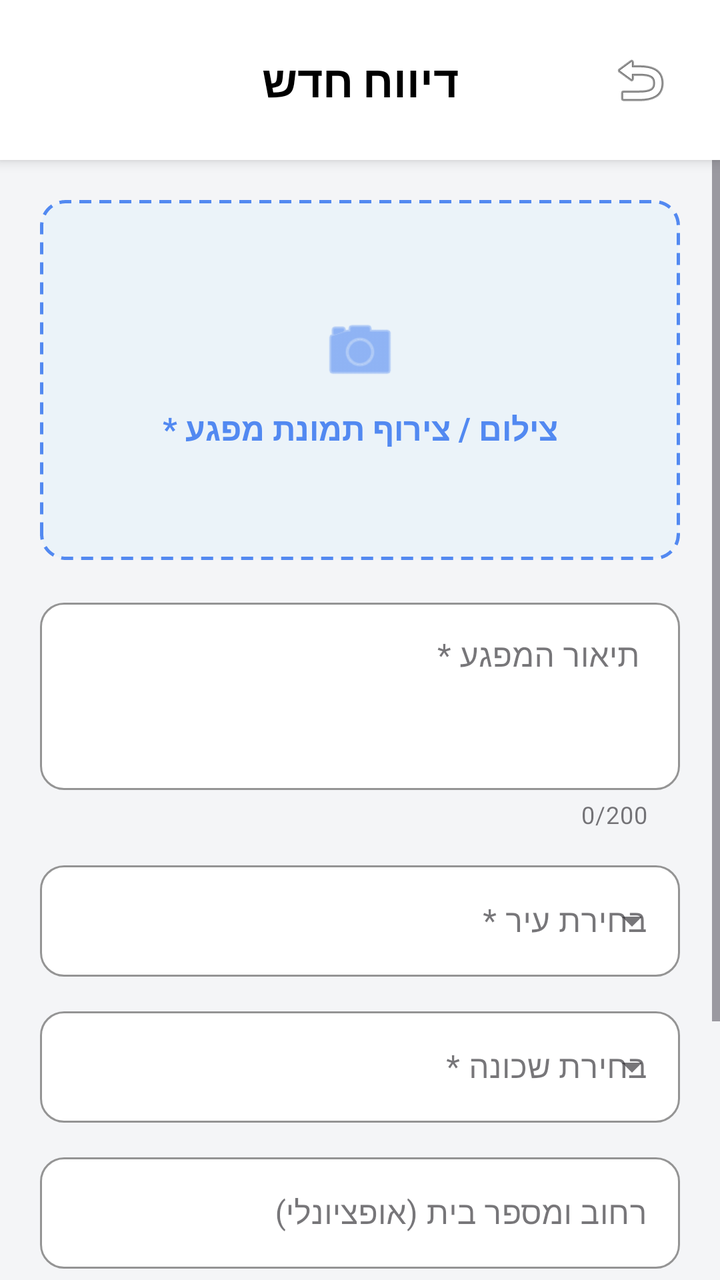
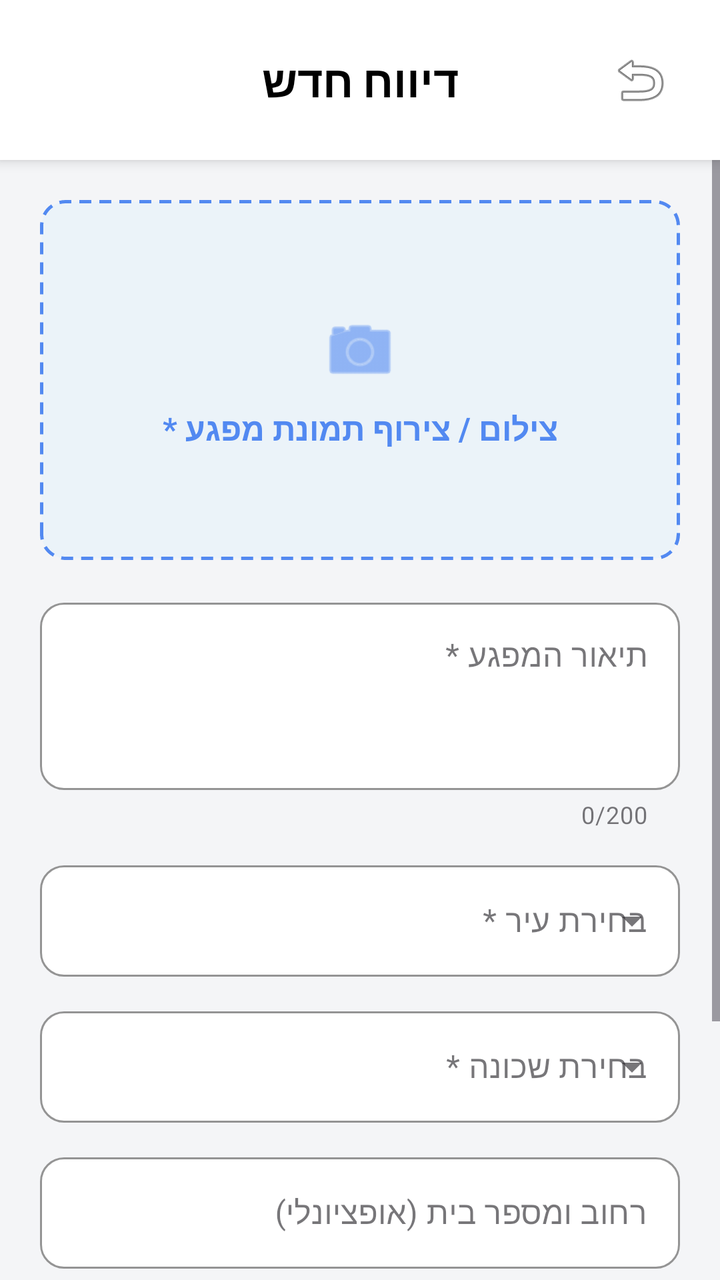

The first picture is an Android layout as it rendered before a commit; the second is the same layout after the commit. The layout source and the unified diff follow.
<!-- AndroidManifest.xml: application theme Theme.FixMyCity -->
<!-- res/layout/activity_add_report.xml -->
<?xml version="1.0" encoding="utf-8"?>
<androidx.constraintlayout.widget.ConstraintLayout
    xmlns:android="http://schemas.android.com/apk/res/android"
    xmlns:app="http://schemas.android.com/apk/res-auto"
    xmlns:tools="http://schemas.android.com/tools"
    android:layout_width="match_parent"
    android:layout_height="match_parent"
    android:fitsSystemWindows="true"
    tools:context=".AddReportActivity">

    <androidx.constraintlayout.widget.ConstraintLayout
        android:id="@+id/clHeader"
        android:layout_width="0dp"
        android:layout_height="wrap_content"
        android:padding="16dp"
        android:background="@color/white"
        android:elevation="4dp"
        app:layout_constraintTop_toTopOf="parent"
        app:layout_constraintStart_toStartOf="parent"
        app:layout_constraintEnd_toEndOf="parent">

        <ImageButton
            android:id="@+id/btnBack"
            android:layout_width="48dp"
            android:layout_height="48dp"
            android:background="?attr/selectableItemBackgroundBorderless"
            android:src="@android:drawable/ic_menu_revert"
            android:contentDescription="חזרה למסך ראשי"
            app:layout_constraintTop_toTopOf="parent"
            app:layout_constraintBottom_toBottomOf="parent"
            app:layout_constraintEnd_toEndOf="parent" />

        <TextView
            android:id="@+id/tvHeaderTitle"
            android:layout_width="wrap_content"
            android:layout_height="wrap_content"
            android:text="דיווח חדש"
            android:textSize="22sp"
            android:textStyle="bold"
            android:textColor="@color/black"
            app:layout_constraintTop_toTopOf="parent"
            app:layout_constraintBottom_toBottomOf="parent"
            app:layout_constraintStart_toStartOf="parent"
            app:layout_constraintEnd_toEndOf="parent" />

    </androidx.constraintlayout.widget.ConstraintLayout>

    <ScrollView
        android:layout_width="0dp"
        android:layout_height="0dp"
        android:fillViewport="true"
        app:layout_constraintTop_toBottomOf="@id/clHeader"
        app:layout_constraintBottom_toBottomOf="parent"
        app:layout_constraintStart_toStartOf="parent"
        app:layout_constraintEnd_toEndOf="parent">

        <androidx.constraintlayout.widget.ConstraintLayout
            android:layout_width="match_parent"
            android:layout_height="wrap_content"
            android:padding="20dp"
            android:background="@color/bg_screen">

            <androidx.constraintlayout.widget.ConstraintLayout
                android:id="@+id/cvImagePicker"
                android:layout_width="0dp"
                android:layout_height="180dp"
                android:layerType="software"
                android:background="@drawable/bg_dashed_picker"
                android:clickable="true"
                android:focusable="true"
                android:foreground="?attr/selectableItemBackground"
                app:layout_constraintTop_toTopOf="parent"
                app:layout_constraintStart_toStartOf="parent"
                app:layout_constraintEnd_toEndOf="parent">

                <ImageView
                    android:id="@+id/ivReportImage"
                    android:layout_width="match_parent"
                    android:layout_height="match_parent"
                    android:scaleType="centerCrop"
                    android:contentDescription="תמונת המפגע" />

                <LinearLayout
                    android:id="@+id/llImagePlaceholder"
                    android:layout_width="wrap_content"
                    android:layout_height="wrap_content"
                    android:orientation="vertical"
                    android:gravity="center"
                    app:layout_constraintTop_toTopOf="parent"
                    app:layout_constraintBottom_toBottomOf="parent"
                    app:layout_constraintStart_toStartOf="parent"
                    app:layout_constraintEnd_toEndOf="parent">

                    <ImageView
                        android:layout_width="40dp"
                        android:layout_height="40dp"
                        android:src="@android:drawable/ic_menu_camera"
                        android:tint="@color/light_dark_blue" />

                    <TextView
                        android:layout_width="wrap_content"
                        android:layout_height="wrap_content"
                        android:text="צילום / צירוף תמונת מפגע *"
                        android:textSize="16sp"
                        android:textColor="@color/light_dark_blue"
                        android:textStyle="bold"
                        android:layout_marginTop="8dp" />
                </LinearLayout>

            </androidx.constraintlayout.widget.ConstraintLayout>

            <com.google.android.material.textfield.TextInputLayout
                android:id="@+id/tilReportDescription"
                style="@style/Widget.MaterialComponents.TextInputLayout.OutlinedBox"
                android:layout_width="0dp"
                android:layout_height="wrap_content"
                android:hint=" תיאור המפגע *"
                app:counterEnabled="true"
                app:counterMaxLength="200"
                app:boxBackgroundColor="@color/white"
                app:boxStrokeColor="@color/border_gray"
                app:boxCornerRadiusTopStart="12dp"
                app:boxCornerRadiusTopEnd="12dp"
                app:boxCornerRadiusBottomStart="12dp"
                app:boxCornerRadiusBottomEnd="12dp"
                app:errorEnabled="true"
                app:layout_constraintTop_toBottomOf="@id/cvImagePicker"
                app:layout_constraintStart_toStartOf="parent"
                app:layout_constraintEnd_toEndOf="parent"
                android:layout_marginTop="16dp">

                <com.google.android.material.textfield.TextInputEditText
                    android:id="@+id/etReportDescription"
                    android:layout_width="match_parent"
                    android:layout_height="wrap_content"
                    android:inputType="textMultiLine"
                    android:lines="3"
                    android:gravity="top|start" />
            </com.google.android.material.textfield.TextInputLayout>

            <com.google.android.material.textfield.TextInputLayout
                android:id="@+id/tilCity"
                style="@style/Widget.MaterialComponents.TextInputLayout.OutlinedBox.ExposedDropdownMenu"
                android:layout_width="0dp"
                android:layout_height="wrap_content"
                app:boxBackgroundColor="@color/white"
                app:boxStrokeColor="@color/border_gray"
                app:boxCornerRadiusTopStart="12dp"
                app:boxCornerRadiusTopEnd="12dp"
                app:boxCornerRadiusBottomStart="12dp"
                app:boxCornerRadiusBottomEnd="12dp"
                app:layout_constraintTop_toBottomOf="@id/tilReportDescription"
                app:layout_constraintStart_toStartOf="parent"
                app:layout_constraintEnd_toEndOf="parent"
                android:layout_marginTop="12dp">

                <com.google.android.material.textfield.MaterialAutoCompleteTextView
                    android:id="@+id/spCity"
                    android:layout_width="match_parent"
                    android:layout_height="wrap_content"
                    android:inputType="none"
                    android:textAlignment="viewStart"
                    android:hint="בחירת עיר *"
                    app:simpleItems="@array/cities_array" />
            </com.google.android.material.textfield.TextInputLayout>

            <com.google.android.material.textfield.TextInputLayout
                android:id="@+id/tilNeighborhood"
                style="@style/Widget.MaterialComponents.TextInputLayout.OutlinedBox.ExposedDropdownMenu"
                android:layout_width="0dp"
                android:layout_height="wrap_content"
                app:boxBackgroundColor="@color/white"
                app:boxStrokeColor="@color/border_gray"
                app:boxCornerRadiusTopStart="12dp"
                app:boxCornerRadiusTopEnd="12dp"
                app:boxCornerRadiusBottomStart="12dp"
                app:boxCornerRadiusBottomEnd="12dp"
                app:layout_constraintTop_toBottomOf="@id/tilCity"
                app:layout_constraintStart_toStartOf="parent"
                app:layout_constraintEnd_toEndOf="parent"
                android:layout_marginTop="12dp">

                <com.google.android.material.textfield.MaterialAutoCompleteTextView
                    android:id="@+id/spNeighborhood"
                    android:layout_width="match_parent"
                    android:layout_height="wrap_content"
                    android:inputType="none"
                    android:hint="בחירת שכונה *"
                    android:textAlignment="viewStart"
                    app:simpleItems="@array/default_neighborhoods" />
            </com.google.android.material.textfield.TextInputLayout>

            <com.google.android.material.textfield.TextInputLayout
                android:id="@+id/tilReportAddress"
                style="@style/Widget.MaterialComponents.TextInputLayout.OutlinedBox"
                android:layout_width="0dp"
                android:layout_height="wrap_content"
                android:hint="רחוב ומספר בית (אופציונלי)"
                app:boxBackgroundColor="@color/white"
                app:boxStrokeColor="@color/border_gray"
                app:boxCornerRadiusTopStart="12dp"
                app:boxCornerRadiusTopEnd="12dp"
                app:boxCornerRadiusBottomStart="12dp"
                app:boxCornerRadiusBottomEnd="12dp"
                app:layout_constraintTop_toBottomOf="@id/tilNeighborhood"
                app:layout_constraintStart_toStartOf="parent"
                app:layout_constraintEnd_toEndOf="parent"
                android:layout_marginTop="12dp">

                <com.google.android.material.textfield.TextInputEditText
                    android:id="@+id/etReportAddress"
                    android:layout_width="match_parent"
                    android:layout_height="wrap_content"
                    android:inputType="textPostalAddress" />
            </com.google.android.material.textfield.TextInputLayout>

            <com.google.android.material.textfield.TextInputLayout
                android:id="@+id/tilCategory"
                style="@style/Widget.MaterialComponents.TextInputLayout.OutlinedBox.ExposedDropdownMenu"
                android:layout_width="0dp"
                android:layout_height="wrap_content"
                app:boxBackgroundColor="@color/white"
                app:boxStrokeColor="@color/border_gray"
                app:boxCornerRadiusTopStart="12dp"
                app:boxCornerRadiusTopEnd="12dp"
                app:boxCornerRadiusBottomStart="12dp"
                app:boxCornerRadiusBottomEnd="12dp"
                app:layout_constraintTop_toBottomOf="@id/tilReportAddress"
                app:layout_constraintStart_toStartOf="parent"
                app:layout_constraintEnd_toEndOf="parent"
                android:layout_marginTop="12dp">

                <com.google.android.material.textfield.MaterialAutoCompleteTextView
                    android:id="@+id/spCategory"
                    android:layout_width="match_parent"
                    android:layout_height="wrap_content"
                    android:inputType="none"
                    android:hint="בחירת קטגוריה *"
                    android:textAlignment="viewStart"
                    app:simpleItems="@array/categories_array" />
            </com.google.android.material.textfield.TextInputLayout>

            <com.google.android.material.button.MaterialButton
                android:id="@+id/btnSubmitReport"
                android:layout_width="0dp"
                android:layout_height="wrap_content"
                android:text="שליחת דיווח"
                android:textStyle="bold"
                android:textSize="18sp"
                android:padding="12dp"
                app:backgroundTint="@color/light_dark_blue"
                app:cornerRadius="8dp"
                app:layout_constraintTop_toBottomOf="@id/tilCategory"
                app:layout_constraintStart_toStartOf="parent"
                app:layout_constraintEnd_toEndOf="parent"
                android:layout_marginTop="24dp"
                android:layout_marginBottom="16dp" />

        </androidx.constraintlayout.widget.ConstraintLayout>
    </ScrollView>

</androidx.constraintlayout.widget.ConstraintLayout>
<!-- resources referenced by this layout -->
<resources>
  <string-array name="categories_array">
          <item>* בחירת קטגוריית מפגע</item>
          <item>תשתיות וכבישים</item>
          <item>תאורת רחוב וחשמל</item>
          <item>ניקיון ותברואה</item>
          <item>גינון וצמחייה</item>
          <item>מפגע בטיחותי</item>
          <item>אחר</item>
      </string-array>
  <string-array name="cities_array">
          <item>* בחר עיר</item>
          <item>תל אביב-יפו</item>
          <item>גבעתיים</item>
          <item>רמת-גן</item>
          <item>ירושלים</item>
          <item>חיפה</item>
      </string-array>
  <string-array name="default_neighborhoods">
          <item>* נא לבחור עיר תחילה</item>
      </string-array>
  <color name="bg_screen">#F4F5F7</color>
  <color name="black">#FF000000</color>
  <color name="border_gray">#BDBDBD</color>
  <color name="light_dark_blue">#5289F1</color>
  <color name="white">#FFFFFFFF</color>
  <!-- drawable bg_dashed_picker (drawable) -->
  <?xml version="1.0" encoding="utf-8"?>
  <shape xmlns:android="http://schemas.android.com/apk/res/android"
      android:shape="rectangle">
      <solid android:color="@color/bg_light_blue"/>
      <corners android:radius="12dp"/>
      <stroke
          android:width="1.5dp"
          android:color="@color/light_dark_blue"
          android:dashWidth="6dp"
          android:dashGap="4dp"/>
  </shape>
  <style name="Theme.FixMyCity" parent="Base.Theme.FixMyCity" />
  <color name="bg_light_blue">#EBF3F9</color>
  <style name="Base.Theme.FixMyCity" parent="Theme.Material3.DayNight.NoActionBar">
          
          
      </style>
</resources>

<!-- the commit's change to res/layout/activity_add_report.xml (unified diff, before → after) -->
@@ -25,7 +25,7 @@
             android:layout_height="48dp"
             android:background="?attr/selectableItemBackgroundBorderless"
             android:src="@android:drawable/ic_menu_revert"
-            android:contentDescription="חזרה למסך ראשי"
+            android:contentDescription="@string/backToMainActicityDesc"
             app:layout_constraintTop_toTopOf="parent"
             app:layout_constraintBottom_toBottomOf="parent"
             app:layout_constraintEnd_toEndOf="parent" />
@@ -34,7 +34,7 @@
             android:id="@+id/tvHeaderTitle"
             android:layout_width="wrap_content"
             android:layout_height="wrap_content"
-            android:text="דיווח חדש"
+            android:text="@string/newReportTextHeader"
             android:textSize="22sp"
             android:textStyle="bold"
             android:textColor="@color/black"
@@ -78,7 +78,7 @@
                     android:layout_width="match_parent"
                     android:layout_height="match_parent"
                     android:scaleType="centerCrop"
-                    android:contentDescription="תמונת המפגע" />
+                    android:contentDescription="@string/reportImageDesc" />
 
                 <LinearLayout
                     android:id="@+id/llImagePlaceholder"
@@ -94,13 +94,14 @@
                     <ImageView
                         android:layout_width="40dp"
                         android:layout_height="40dp"
+                        android:contentDescription="@null"
                         android:src="@android:drawable/ic_menu_camera"
-                        android:tint="@color/light_dark_blue" />
+                        app:tint="@color/light_dark_blue" />
 
                     <TextView
                         android:layout_width="wrap_content"
                         android:layout_height="wrap_content"
-                        android:text="צילום / צירוף תמונת מפגע *"
+                        android:text="@string/reportImageText"
                         android:textSize="16sp"
                         android:textColor="@color/light_dark_blue"
                         android:textStyle="bold"
@@ -114,7 +115,7 @@
                 style="@style/Widget.MaterialComponents.TextInputLayout.OutlinedBox"
                 android:layout_width="0dp"
                 android:layout_height="wrap_content"
-                android:hint=" תיאור המפגע *"
+                android:hint="@string/reportDescHint"
                 app:counterEnabled="true"
                 app:counterMaxLength="200"
                 app:boxBackgroundColor="@color/white"
@@ -160,7 +161,7 @@
                     android:layout_height="wrap_content"
                     android:inputType="none"
                     android:textAlignment="viewStart"
-                    android:hint="בחירת עיר *"
+                    android:hint="@string/chooseCityHint"
                     app:simpleItems="@array/cities_array" />
             </com.google.android.material.textfield.TextInputLayout>
 
@@ -185,7 +186,7 @@
                     android:layout_width="match_parent"
                     android:layout_height="wrap_content"
                     android:inputType="none"
-                    android:hint="בחירת שכונה *"
+                    android:hint="@string/chooseNeighborhoodHint"
                     android:textAlignment="viewStart"
                     app:simpleItems="@array/default_neighborhoods" />
             </com.google.android.material.textfield.TextInputLayout>
@@ -195,7 +196,7 @@
                 style="@style/Widget.MaterialComponents.TextInputLayout.OutlinedBox"
                 android:layout_width="0dp"
                 android:layout_height="wrap_content"
-                android:hint="רחוב ומספר בית (אופציונלי)"
+                android:hint="@string/optionalAddressHInt"
                 app:boxBackgroundColor="@color/white"
                 app:boxStrokeColor="@color/border_gray"
                 app:boxCornerRadiusTopStart="12dp"
@@ -235,7 +236,7 @@
                     android:layout_width="match_parent"
                     android:layout_height="wrap_content"
                     android:inputType="none"
-                    android:hint="בחירת קטגוריה *"
+                    android:hint="@string/chooseCategoryHint"
                     android:textAlignment="viewStart"
                     app:simpleItems="@array/categories_array" />
             </com.google.android.material.textfield.TextInputLayout>
@@ -244,7 +245,7 @@
                 android:id="@+id/btnSubmitReport"
                 android:layout_width="0dp"
                 android:layout_height="wrap_content"
-                android:text="שליחת דיווח"
+                android:text="@string/sendReportTextBtn"
                 android:textStyle="bold"
                 android:textSize="18sp"
                 android:padding="12dp"
<!-- resource entries referenced after the edit -->
@@ -37,6 +37,16 @@
           android:dashWidth="6dp"
           android:dashGap="4dp"/>
   </shape>
+  <string name="backToMainActicityDesc">חזרה למסך ראשי</string>
+  <string name="chooseCategoryHint">בחירת קטגוריה *</string>
+  <string name="chooseCityHint">בחירת עיר *</string>
+  <string name="chooseNeighborhoodHint">בחירת שכונה *</string>
+  <string name="newReportTextHeader">דיווח חדש</string>
+  <string name="optionalAddressHInt">רחוב ומספר בית (אופציונלי)</string>
+  <string name="reportDescHint">תיאור המפגע *</string>
+  <string name="reportImageDesc">תמונת המפגע</string>
+  <string name="reportImageText">צילום / צירוף תמונת מפגע *</string>
+  <string name="sendReportTextBtn">שליחת דיווח</string>
   <style name="Theme.FixMyCity" parent="Base.Theme.FixMyCity" />
   <color name="bg_light_blue">#EBF3F9</color>
   <style name="Base.Theme.FixMyCity" parent="Theme.Material3.DayNight.NoActionBar">
